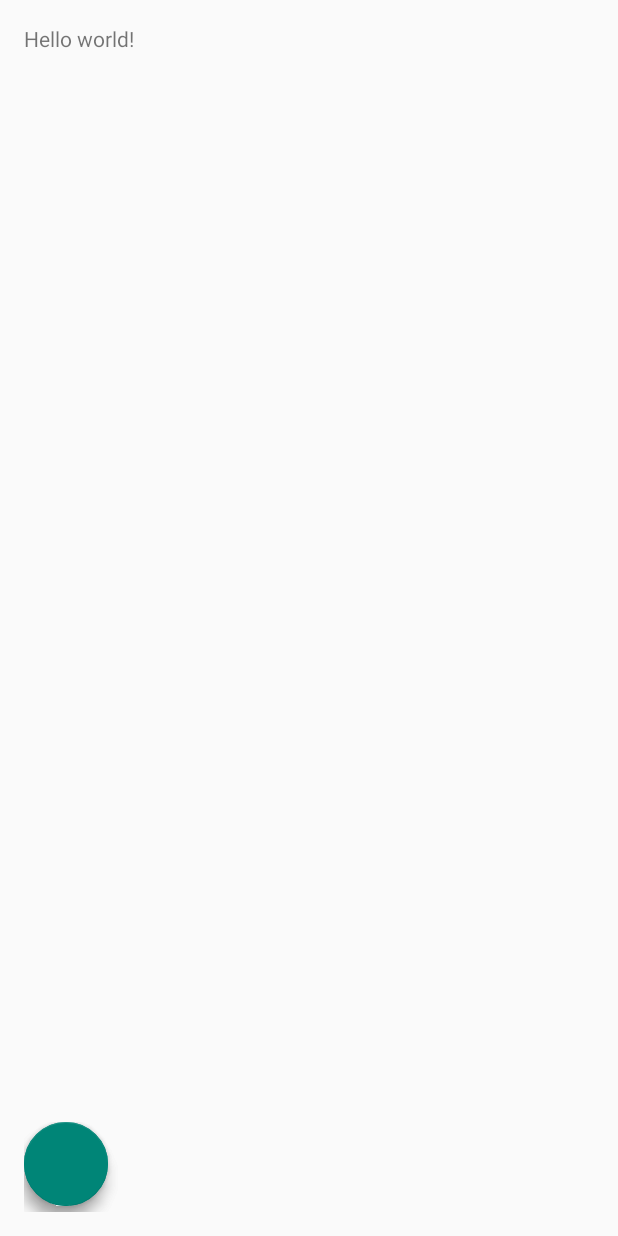
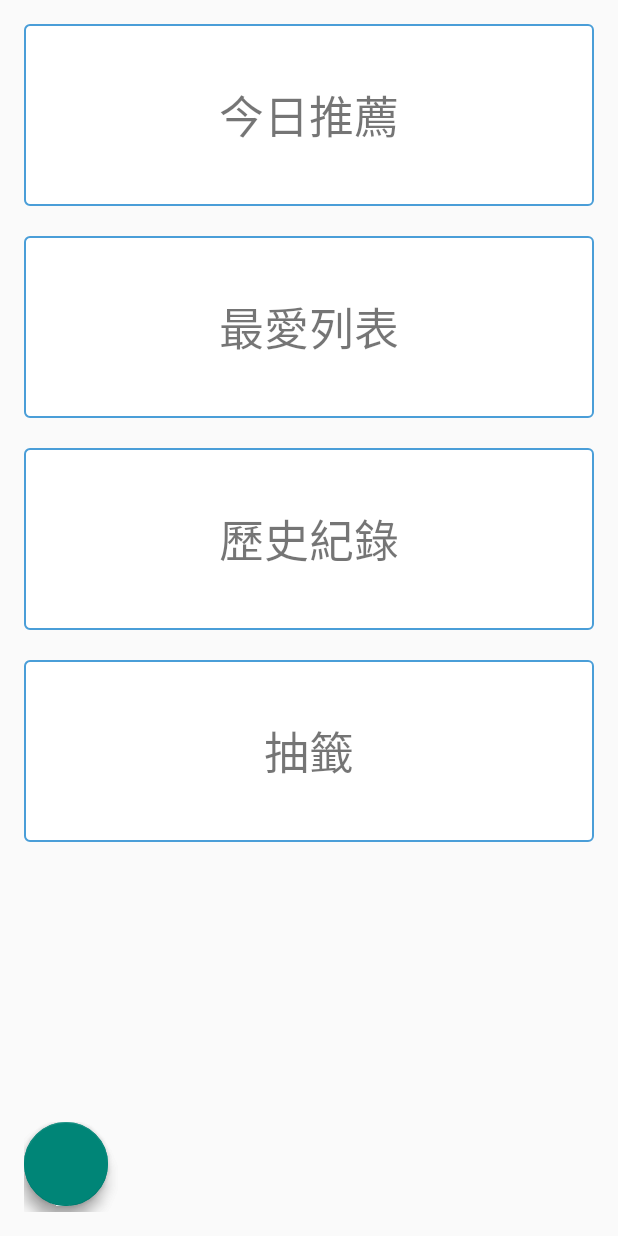
Before and after one commit to nikker01/EatingPlace, an Android app: the layout activity_main.xml on its own in the app's theme, with its tools: preview values and no code run, on a phone screen of 412 x 824 dp. Run offline under Robolectric (Android 15) with nearby library versions, the phone set to English and light mode, and no system bars; plain views replace FloatingActionButton, FloatingActionsMenu.

Commit message:
added items in MainActivity

```diff
--- a/EatingPlace/app/build.gradle
+++ b/EatingPlace/app/build.gradle
@@ -25,5 +25,6 @@ dependencies {
     compile 'me.drakeet.materialdialog:library:1.2.2'
     compile 'com.google.android.gms:play-services:7.0.0'
     compile 'com.getbase:floatingactionbutton:1.9.0'
+    compile 'com.github.ksoichiro:android-observablescrollview:1.5.0'
     compile files('libs/volley.jar')
 }
--- a/EatingPlace/app/src/main/AndroidManifest.xml
+++ b/EatingPlace/app/src/main/AndroidManifest.xml
@@ -6,6 +6,7 @@
     <uses-permission android:name="android.permission.CAMERA" />
     <uses-permission android:name="android.permission.RECORD_AUDIO" />
     <uses-permission android:name="android.permission.RECORD_VIDEO" />
+    <uses-permission android:name="android.permission.MOUNT_UNMOUNT_FILESYSTEMS" />
     <uses-permission android:name="android.permission.WRITE_EXTERNAL_STORAGE" />
     <uses-permission android:name="android.permission.READ_EXTERNAL_STORAGE" />
     <uses-permission android:name="android.permission.ACCESS_FINE_LOCATION" />
@@ -31,6 +32,7 @@
         </activity>
 
         <activity android:name=".PlaceListActivity" />
+        <activity android:name=".PlaceDetailActivity" />
 
         <meta-data
             android:name="com.google.android.gms.version"
--- a/EatingPlace/app/src/main/java/com/example/uuser/eatingplace/MainActivity.java
+++ b/EatingPlace/app/src/main/java/com/example/uuser/eatingplace/MainActivity.java
@@ -103,7 +103,9 @@ public class MainActivity extends ActionBarActivity implements
 
 
         FloatingActionButton searchNear = (FloatingActionButton) findViewById(R.id.searchNear);
+        searchNear.setIcon(R.mipmap.icon_location_32);
         FloatingActionButton searchText = (FloatingActionButton) findViewById(R.id.searchText);
+        searchText.setIcon(R.mipmap.icon_text_32);
 
         searchNear.setOnClickListener(fabtnClick);
 
--- /dev/null
+++ b/EatingPlace/app/src/main/res/drawable/bolder_blue.xml
@@ -0,0 +1,16 @@
+<?xml version="1.0" encoding="utf-8"?>
+<shape xmlns:android="http://schemas.android.com/apk/res/android"
+    android:shape="rectangle" >
+
+    <corners android:radius="3dp" />
+
+    <gradient
+        android:angle="270"
+        android:endColor="#FFFFFF"
+        android:startColor="#FFFFFF" />
+
+    <stroke
+        android:width="2px"
+        android:color="#4A9ED8" />
+
+</shape>
--- a/EatingPlace/app/src/main/res/layout/activity_main.xml
+++ b/EatingPlace/app/src/main/res/layout/activity_main.xml
@@ -1,47 +1,121 @@
-<RelativeLayout xmlns:android="http://schemas.android.com/apk/res/android"
+<FrameLayout xmlns:android="http://schemas.android.com/apk/res/android"
     xmlns:fab="http://schemas.android.com/apk/res-auto"
     xmlns:tools="http://schemas.android.com/tools"
     android:layout_width="match_parent"
     android:layout_height="match_parent"
+    android:orientation="vertical"
     android:paddingBottom="@dimen/activity_vertical_margin"
     android:paddingLeft="@dimen/activity_horizontal_margin"
     android:paddingRight="@dimen/activity_horizontal_margin"
     android:paddingTop="@dimen/activity_vertical_margin"
     tools:context=".MainActivity">
 
+
+    <RelativeLayout
+        android:layout_width="fill_parent"
+        android:layout_height="fill_parent">
+
+        <ScrollView
+            android:id="@+id/scrollView"
+            android:layout_width="fill_parent"
+            android:layout_height="wrap_content">
+
+            <LinearLayout
+                android:layout_width="fill_parent"
+                android:layout_height="fill_parent"
+                android:orientation="vertical">
+
                 <TextView
-        android:layout_width="wrap_content"
+                    android:id="@+id/txt_recommend_list"
+                    android:layout_width="match_parent"
                     android:layout_height="wrap_content"
-        android:text="@string/hello_world" />
+                    android:layout_alignParentTop="true"
+                    android:layout_centerHorizontal="true"
+                    android:background="@drawable/bolder_blue"
+                    android:gravity="center"
+                    android:paddingBottom="38dp"
+                    android:paddingTop="38dp"
+                    android:text="今日推薦"
+                    android:textSize="30dp" />
+
+                <TextView
+                    android:id="@+id/txt_favorite_list"
+                    android:layout_width="match_parent"
+                    android:layout_height="wrap_content"
+                    android:layout_alignParentEnd="true"
+                    android:layout_alignParentRight="true"
+                    android:layout_below="@+id/txt_recommend_list"
+                    android:layout_marginTop="20dp"
+                    android:background="@drawable/bolder_blue"
+                    android:gravity="center"
+                    android:paddingBottom="38dp"
+                    android:paddingTop="38dp"
+                    android:text="最愛列表"
+                    android:textSize="30dp" />
+
+                <TextView
+                    android:id="@+id/txt_history_list"
+                    android:layout_width="match_parent"
+                    android:layout_height="wrap_content"
+                    android:layout_alignParentEnd="true"
+                    android:layout_alignParentRight="true"
+                    android:layout_below="@+id/txt_favorite_list"
+                    android:layout_marginTop="20dp"
+                    android:background="@drawable/bolder_blue"
+                    android:gravity="center"
+                    android:paddingBottom="38dp"
+                    android:paddingTop="38dp"
+                    android:text="歷史紀錄"
+                    android:textSize="30dp" />
+
+                <TextView
+                    android:id="@+id/txt_draw_one"
+                    android:layout_width="match_parent"
+                    android:layout_height="wrap_content"
+                    android:layout_alignParentEnd="true"
+                    android:layout_alignParentRight="true"
+                    android:layout_below="@+id/txt_history_list"
+                    android:layout_marginTop="20dp"
+                    android:background="@drawable/bolder_blue"
+                    android:gravity="center"
+                    android:paddingBottom="38dp"
+                    android:paddingTop="38dp"
+                    android:text="抽籤"
+                    android:textSize="30dp" />
+
+            </LinearLayout>
+        </ScrollView>
 
         <com.getbase.floatingactionbutton.FloatingActionsMenu
             android:id="@+id/searchMenu"
             android:layout_width="match_parent"
             android:layout_height="60dp"
+            android:layout_alignParentBottom="true"
+            android:layout_alignParentEnd="true"
+            android:layout_alignParentRight="true"
             fab:fab_addButtonColorNormal="@color/white"
             fab:fab_addButtonColorPressed="@color/white_pressed"
             fab:fab_addButtonPlusIconColor="@color/half_black"
-        fab:fab_labelStyle="@style/menu_labels_style"
-        android:layout_alignParentBottom="true"
-        android:layout_alignParentRight="true"
-        android:layout_alignParentEnd="true">
+            fab:fab_labelStyle="@style/menu_labels_style">
 
             <com.getbase.floatingactionbutton.FloatingActionButton
                 android:id="@+id/searchNear"
                 android:layout_width="wrap_content"
                 android:layout_height="wrap_content"
                 fab:fab_colorNormal="@color/white"
-            fab:fab_title="搜尋鄰近地區"
-            fab:fab_colorPressed="@color/white_pressed"/>
+                fab:fab_colorPressed="@color/white_pressed"
+                fab:fab_title="搜尋鄰近地區" />
 
             <com.getbase.floatingactionbutton.FloatingActionButton
                 android:id="@+id/searchText"
                 android:layout_width="wrap_content"
                 android:layout_height="wrap_content"
                 fab:fab_colorNormal="@color/white"
-            fab:fab_title="以關鍵字搜尋"
-            fab:fab_colorPressed="@color/white_pressed"/>
+                fab:fab_colorPressed="@color/white_pressed"
+                fab:fab_title="以關鍵字搜尋" />
 
         </com.getbase.floatingactionbutton.FloatingActionsMenu>
 
     </RelativeLayout>
+
+</FrameLayout>
--- a/EatingPlace/app/src/main/res/layout/activity_place_list.xml
+++ b/EatingPlace/app/src/main/res/layout/activity_place_list.xml
@@ -3,9 +3,10 @@
     android:orientation="vertical" android:layout_width="match_parent"
     android:layout_height="match_parent">
 
-    <ListView
+    <com.github.ksoichiro.android.observablescrollview.ObservableListView
+        xmlns:android="http://schemas.android.com/apk/res/android"
         android:layout_width="match_parent"
-        android:layout_height="match_parent"
+        android:layout_height="wrap_content"
         android:paddingBottom="10dp"
         android:id="@+id/listView"
         android:dividerHeight="0dp"
--- a/EatingPlace/app/src/main/res/values/colors.xml
+++ b/EatingPlace/app/src/main/res/values/colors.xml
@@ -9,4 +9,9 @@
     <color name="pink_pressed">#ec407a</color>
     <color name="blue_semi_transparent">#805677fc</color>
     <color name="blue_semi_transparent_pressed">#80738ffe</color>
+
+    <color name="primary">#009688</color>
+    <color name="primaryDark">#00796b</color>
+    <color name="accent">#eeff41</color>
+    <color name="accentLight">#F4FF81</color>
 </resources>
--- a/EatingPlace/app/src/main/res/values/strings.xml
+++ b/EatingPlace/app/src/main/res/values/strings.xml
@@ -15,5 +15,6 @@
 
     <!-- **************************************************************************************** -->
     <string name="toast_msg_add_favorite_succes">加入成功</string>
+    <string name="toast_msg_add_favorite_fail">加入失敗, 重複加入或其他問題</string>
 
 </resources>
```
Also changed, not shown: EatingPlace/app/src/main/java/com/example/uuser/eatingplace/PlaceDetailActivity.java (added, +91 -0 lines), EatingPlace/app/src/main/java/com/example/uuser/eatingplace/PlaceListActivity.java (+34 -5 lines), EatingPlace/app/src/main/java/eatingplace/database/PlaceDatabaseProxy.java (+32 -4 lines), EatingPlace/app/src/main/java/eatingplace/views/BaseObserveScrollActivity.java (added, +78 -0 lines), EatingPlace/app/src/main/res/drawable/gradient_header_background.xml (added, +8 -0 lines), EatingPlace/app/src/main/res/layout/activity_place_detail.xml (added, +39 -0 lines), EatingPlace/app/src/main/res/layout/cell_place.xml (+11 -11 lines), EatingPlace/app/src/main/res/values/styles.xml (+7 -0 lines), EatingPlace/app/libs/nineoldandroids-2.4.0.jar (added), EatingPlace/app/src/main/res/mipmap-xxhdpi/icon_location_32.png (added), EatingPlace/app/src/main/res/mipmap-xxhdpi/icon_text_32.png (added), EatingPlace/app/src/main/res/mipmap-xxhdpi/img_test_header.jpg (added). Lines whose indentation alone changed are shown as unchanged.
